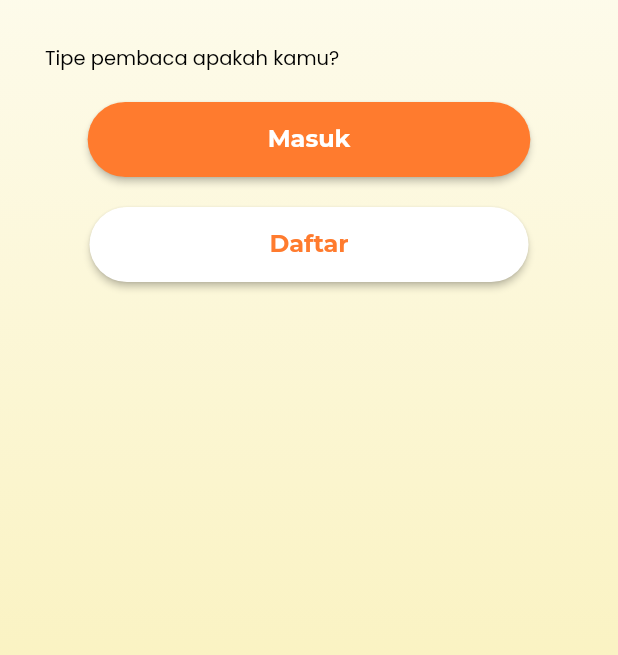
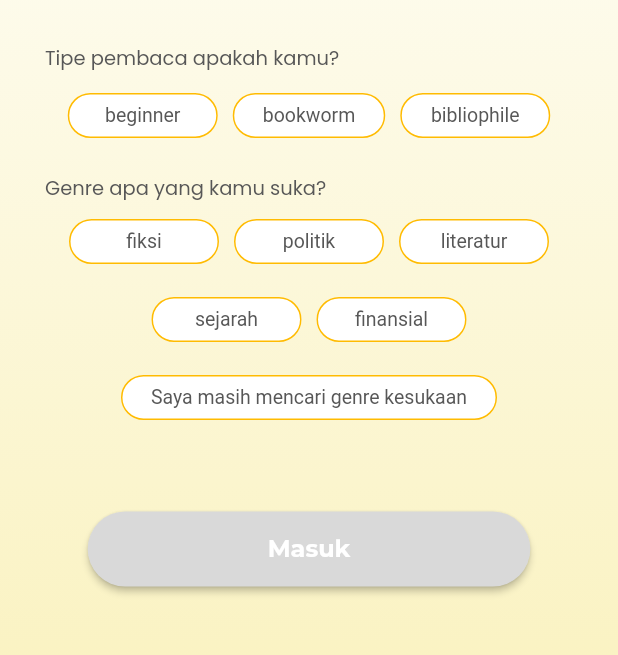
Before and after one commit to florentianayuwono/LiteUp, a Flutter app: the PersonalisationScreen screen opened directly, on a phone screen of 412 x 824 dp, the part 345-1000 px from its top. Run offline on Flutter 3.47's test engine with Material 2 defaults, Android fonts, the phone set to English and light mode, and no system bars; our stand-ins replace google_fonts, permission_handler; missing offline and left inert: dart:ffi, flutter_sound; network calls fail.

Commit message:
Finish personalisation screen

```diff
--- a/lite_up/lib/constants/style.dart
+++ b/lite_up/lib/constants/style.dart
@@ -23,7 +23,7 @@ const TextStyle signUpButtonTextStyle =
     TextStyle(color: deepOrange, fontSize: 16, fontWeight: FontWeight.bold);
 
 const TextStyle personalisationTextstyle =
-    TextStyle(color: Colors.black, fontSize: 13, fontWeight: FontWeight.normal);
+    TextStyle(color: grayish, fontSize: 13, fontWeight: FontWeight.normal);
 
 /* COLOR STYLE */
 const Color background = Color.fromARGB(255, 249, 240, 181);
@@ -32,6 +32,8 @@ const Color softOrange = Color.fromARGB(255, 254, 189, 142);
 const Color deepYellow = Color.fromARGB(255, 255, 187, 1);
 const Color skyBlue = Color.fromARGB(255, 156, 197, 231);
 const Color white = Colors.white;
+const Color grayish = Color.fromARGB(255, 87, 87, 87);
+const Color lightGray = Color.fromARGB(255, 217, 217, 217);
 
 ButtonStyle loginButtonStyle = ButtonStyle(
     backgroundColor: MaterialStateProperty.all(deepOrange),
--- a/lite_up/lib/constants/text.dart
+++ b/lite_up/lib/constants/text.dart
@@ -27,3 +27,14 @@ const flashcards_1 = [
     "Jacques Pangemanann yang merupakan seorang komisaris polisi Hindia Belanda berdarah Minahasa dalam memberantas kelompok Si Pitung membuatnya ditugaskan untuk memata-matai aktivitas Minke. Tugas inilah yang membuat Jacques Pangemanann menjadi sosok yang bertanggung jawab dibalik pembuangan Minke ke pulau terpencil di Maluku Utara.[2]"
   ]
 ];
+
+const personalisation_1 = ["beginner", "bookworm", "bibliophile"];
+
+const personalisation_2 = [
+  "fiksi",
+  "politik",
+  "literatur",
+  "sejarah",
+  "finansial",
+  "Saya masih mencari genre kesukaan"
+];
--- a/lite_up/lib/screens/personalisation_screen.dart
+++ b/lite_up/lib/screens/personalisation_screen.dart
@@ -7,6 +7,8 @@ import '../constants/text.dart';
 import '../models/flashcard_model.dart';
 import '../widgets/flashcard_widget.dart';
 import '../widgets/next_button.dart';
+import '../widgets/personalisation_button.dart';
+import '../widgets/start_button.dart';
 import 'flashcard_screen.dart';
 
 /*
@@ -45,12 +47,33 @@ class _PersonalisationScreenState extends State<PersonalisationScreen> {
                   style:
                       GoogleFonts.poppins(textStyle: personalisationTextstyle),
                 )),
+            Row(mainAxisAlignment: MainAxisAlignment.center, children: [
+              for (var text in personalisation_1)
+                Container(
+                    margin:
+                        const EdgeInsets.symmetric(horizontal: 5, vertical: 5),
+                    child: PersonalisationButton(buttonText: text))
+            ]),
             Container(
-                margin: const EdgeInsets.only(top: 20),
-                child: const LoginButton()),
+                alignment: Alignment.centerLeft,
+                margin: const EdgeInsets.only(top: 10, left: 30),
+                child: Text(
+                  'Genre apa yang kamu suka?',
+                  style:
+                      GoogleFonts.poppins(textStyle: personalisationTextstyle),
+                )),
+            Wrap(
+              alignment: WrapAlignment.center,
+                children: [
+                  for (var text in personalisation_2)
+                    Container(
+                        margin: const EdgeInsets.symmetric(
+                            horizontal: 5, vertical: 2),
+                        child: PersonalisationButton(buttonText: text))
+                ]),
             Container(
-                margin: const EdgeInsets.only(top: 20),
-                child: const SignUpButton())
+                margin: const EdgeInsets.only(top: 50),
+                child: const StartButton(buttonText: 'Masuk'))
           ])),
     ));
   }
--- /dev/null
+++ b/lite_up/lib/widgets/personalisation_button.dart
@@ -0,0 +1,60 @@
+import 'package:flutter/material.dart';
+import 'package:google_fonts/google_fonts.dart';
+import '../constants/style.dart';
+import '../screens/flashcard_screen.dart';
+import '../screens/homepage_screen.dart';
+import '../screens/personalisation_screen.dart';
+
+class PersonalisationButton extends StatefulWidget {
+  const PersonalisationButton({Key? key, required this.buttonText})
+      : super(key: key);
+
+  final String buttonText;
+
+  @override
+  State<PersonalisationButton> createState() => _PersonalisationButtonState();
+}
+
+class _PersonalisationButtonState extends State<PersonalisationButton> {
+  bool isPressed = false;
+  Color primary = white;
+  Color textColor = grayish;
+
+  void pressed() {
+    if (isPressed) {
+      setState(() {
+        isPressed = false;
+        primary = white;
+        textColor = grayish;
+      });
+    } else {
+      setState(() {
+        isPressed = true;
+        primary = deepYellow;
+        textColor = white;
+      });
+    }
+  }
+
+  @override
+  Widget build(BuildContext context) {
+    return ElevatedButton(
+      onPressed: () {
+        pressed();
+      },
+      style: ElevatedButton.styleFrom(
+        minimumSize: Size(100, 30), side: BorderSide(width: 1, color:deepYellow),
+          padding: const EdgeInsets.symmetric(horizontal: 20),
+          elevation: 0,
+          primary: primary,
+          shape: const StadiumBorder(),
+          textStyle: TextStyle(
+              color: textColor, fontSize: 13, fontWeight: FontWeight.normal)),
+      child: Text(
+        widget.buttonText,
+        style: TextStyle(
+            color: textColor, fontSize: 13, fontWeight: FontWeight.normal),
+      ),
+    );
+  }
+}
--- /dev/null
+++ b/lite_up/lib/widgets/start_button.dart
@@ -0,0 +1,47 @@
+import 'package:flutter/material.dart';
+import 'package:google_fonts/google_fonts.dart';
+import '../constants/style.dart';
+import '../screens/flashcard_screen.dart';
+import '../screens/homepage_screen.dart';
+
+class StartButton extends StatefulWidget {
+  const StartButton({Key? key, required this.buttonText}) : super(key: key);
+
+  final String buttonText;
+
+  @override
+  State<StartButton> createState() => _StartButtonState();
+}
+
+class _StartButtonState extends State<StartButton> {
+  bool isPressed = false;
+  Color primary = lightGray;
+  Color textColor = white;
+
+  void pressed() {
+    if (isPressed) {
+      Navigator.push(context,
+              MaterialPageRoute(builder: (context) => const HomeScreen()));
+    } else {
+      setState(() {
+        isPressed = true;
+        primary = deepOrange;
+        textColor = white;
+      });
+    }
+  }
+
+  @override
+  Widget build(BuildContext context) {
+    return ElevatedButton(
+        style: ElevatedButton.styleFrom(
+            primary: primary,
+            padding: const EdgeInsets.symmetric(horizontal: 120, vertical: 15),
+            shape: const StadiumBorder()),
+        onPressed: () {
+          pressed();
+        },
+        child: Text(widget.buttonText,
+            style: GoogleFonts.montserrat(textStyle: loginButtonTextStyle)));
+  }
+}
```
